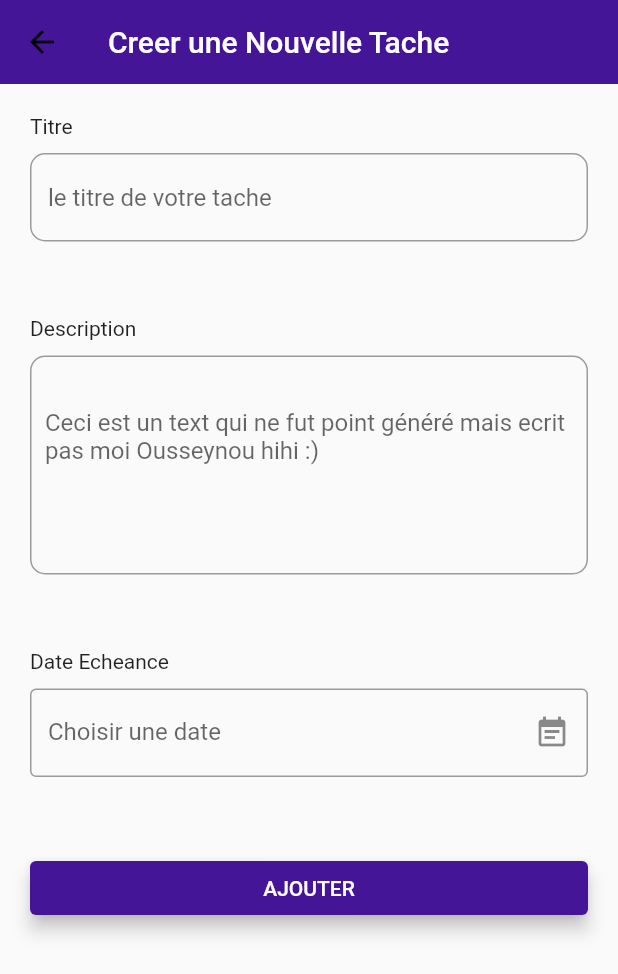
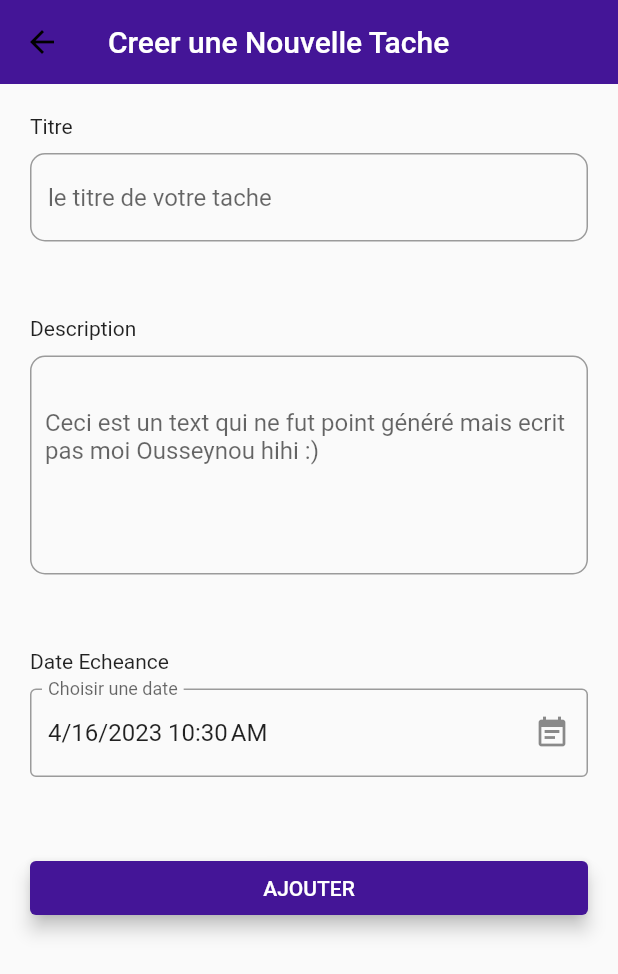
Before and after one commit to ousseynoukone/gestion_tache, a Flutter app: the screen it shows after launch, on a phone screen of 412 x 824 dp. Shown: the top 974 px of the screen. Run offline on Flutter 3.47's test engine with Material 2 defaults, Android fonts, the phone set to English and light mode, and no system bars; drawn by our look-alikes of date_field.

Commit message:
modify task : create page

```diff
--- a/lib/interfaces/Default/accueil.dart
+++ b/lib/interfaces/Default/accueil.dart
@@ -177,12 +177,12 @@ class Tasks extends StatelessWidget {
         id: 1,
         title: "title",
         description: "description",
-        date_echeance: new DateTime.now()),
+        date_echeance: new DateTime.now().add(const Duration(days: 30))),
     Task(
         id: 2,
         title: "title2",
         description: "description2",
-        date_echeance: new DateTime.now())
+        date_echeance: new DateTime.now().add(const Duration(days: 10)))
   ];
 
   @override
--- a/lib/interfaces/Default/add_task.dart
+++ b/lib/interfaces/Default/add_task.dart
@@ -155,11 +155,12 @@ class _AddTask extends State<AddTask> {
                         suffixIcon: Icon(Icons.event_note),
                         labelText: 'Choisir une date',
                       ),
+                      initialValue: globals.task == null
+                          ? DateTime.now()
+                          : globals.task?.date_echeance,
                       firstDate: DateTime.now(),
                       lastDate: DateTime.now().add(const Duration(days: 40)),
-                      initialDate: globals.task == null
-                          ? DateTime.now()
-                          : globals.task?.date_echeance,
+                      initialDate: DateTime.now(),
                       //autovalidateMode: AutovalidateMode.always,
                       onDateSelected: (DateTime value) {
                         setState(() {
@@ -212,7 +213,7 @@ class _AddTask extends State<AddTask> {
                                 style: ElevatedButton.styleFrom(
                                   elevation: 5.0,
                                   backgroundColor:
-                                      Theme.of(context).primaryColor,
+                                      Theme.of(context).primaryColorDark,
                                 ),
                                 child: Text(
                                   'Supprimer'.toUpperCase(),
--- a/lib/main.dart
+++ b/lib/main.dart
@@ -24,6 +24,7 @@ class MyApp extends StatelessWidget {
       theme: ThemeData(
         primaryColor: Color.fromARGB(255, 68, 21, 151),
         secondaryHeaderColor: Colors.white,
+        primaryColorDark : Colors.redAccent,
       ),
       //home: const Home(),
       home: const AddTask(),
```
